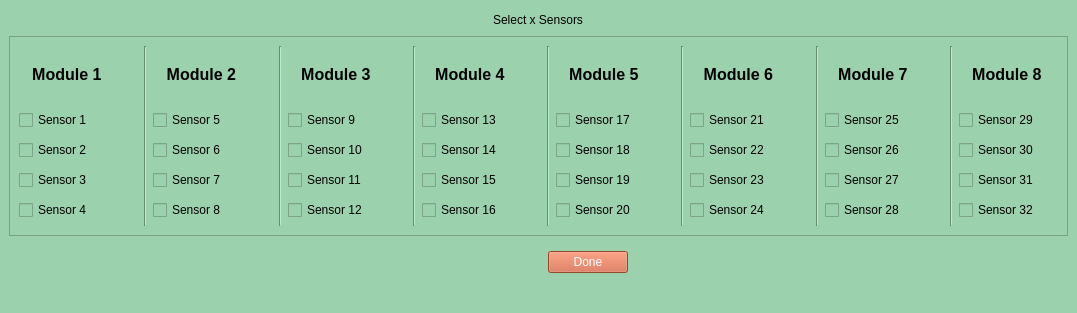
Old version of the form GUI/main_sensor_selection_matrix.ui in the repository jrsm1/EWAS_Application.
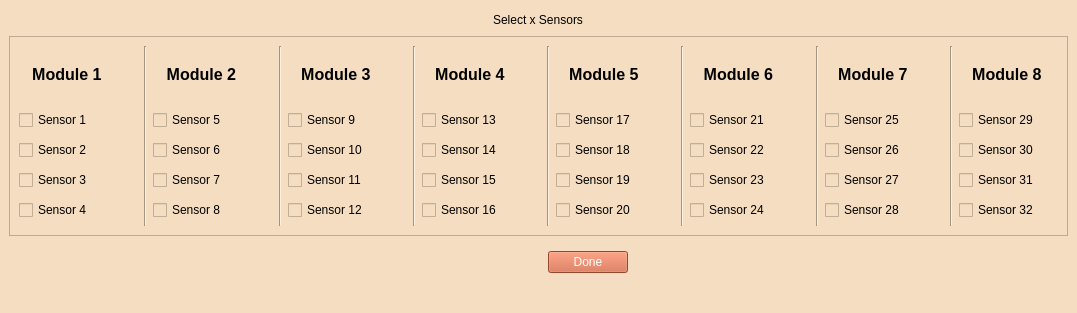
New version of the form.

Commit message:
* Changed UI colors, labels and object names. * Changes in Formatting. [CAREFUL]
* [X] Storing Recording Parameters Correctly
* [X] Generate_ID is working marvelously.

* [ ] Automate Sampling Frequency Suggestion.

Diff of the .ui file:
```diff
--- a/GUI/main_sensor_selection_matrix.ui
+++ b/GUI/main_sensor_selection_matrix.ui
@@ -21,7 +21,7 @@
 		</property>
 		<property name="styleSheet">
 			<string notr="true">font: 12pt &quot;MS Shell Dlg 2&quot;;
-				background-color:rgb(156, 209, 173);
+				background-color: rgb(244, 221, 192);
 				color:rgb(0, 0, 0);
 			</string>
 		</property>
```
The commit also changes 22 other files.
